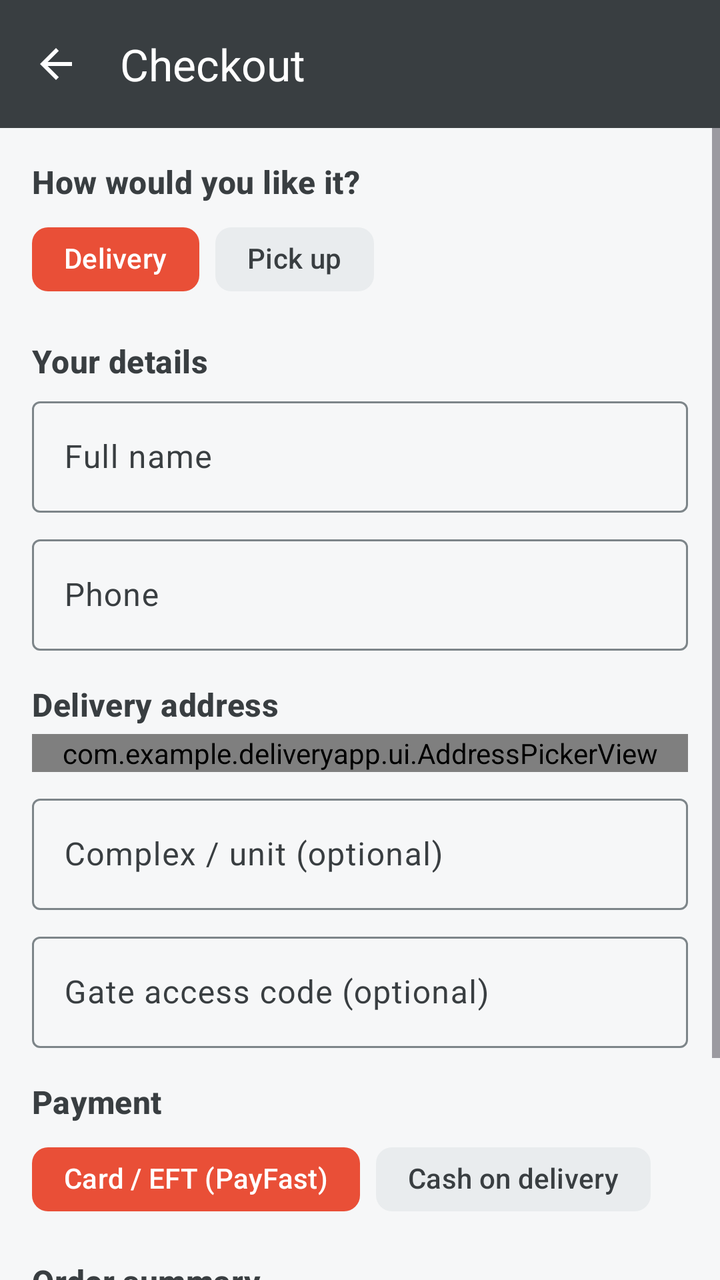
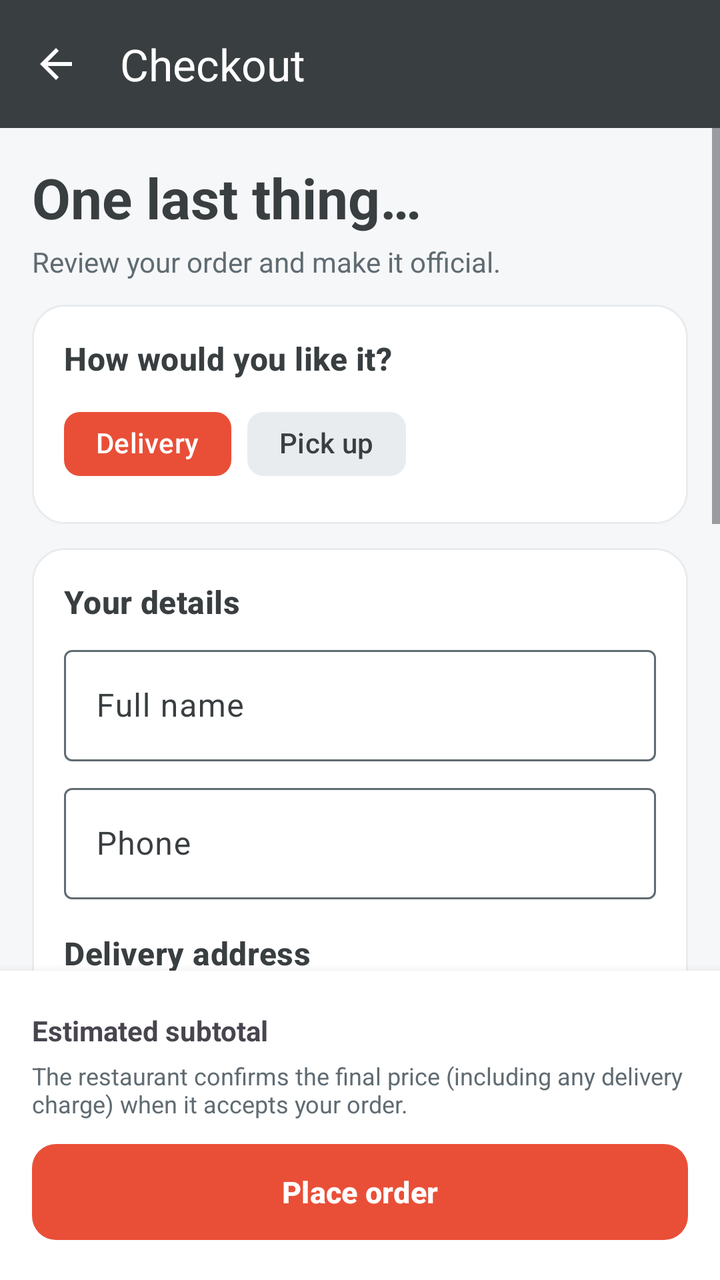

Before-and-after screenshots of an Android layout around one commit, followed by the original layout XML and the change that was made.
<!-- AndroidManifest.xml: application theme Theme.DeliveryApp -->
<!-- res/layout/activity_checkout.xml -->
<?xml version="1.0" encoding="utf-8"?>
<LinearLayout xmlns:android="http://schemas.android.com/apk/res/android" xmlns:app="http://schemas.android.com/apk/res-auto"
    android:layout_width="match_parent" android:layout_height="match_parent" android:orientation="vertical">
    <com.google.android.material.appbar.MaterialToolbar
        android:id="@+id/toolbar" style="@style/Widget.App.Toolbar"
        android:layout_width="match_parent" android:layout_height="?attr/actionBarSize"
        app:navigationIcon="@drawable/ic_arrow_back" app:title="Checkout" />
    <ScrollView android:layout_width="match_parent" android:layout_height="0dp" android:layout_weight="1">
        <LinearLayout android:layout_width="match_parent" android:layout_height="wrap_content"
            android:orientation="vertical" android:padding="16dp">
            <TextView android:layout_width="wrap_content" android:layout_height="wrap_content"
        android:layout_marginTop="0dp" android:layout_marginBottom="4dp" android:text="How would you like it?"
        android:textAppearance="@style/Text.Section" />
            <com.google.android.material.chip.ChipGroup android:id="@+id/chipsType" android:layout_width="wrap_content"
                android:layout_height="wrap_content" app:singleSelection="true" app:selectionRequired="true">
                <com.google.android.material.chip.Chip android:id="@+id/chipDelivery" style="@style/Widget.App.Chip"
                    android:layout_width="wrap_content" android:layout_height="wrap_content" android:checkable="true"
                    android:checked="true" android:text="Delivery" />
                <com.google.android.material.chip.Chip android:id="@+id/chipPickup" style="@style/Widget.App.Chip"
                    android:layout_width="wrap_content" android:layout_height="wrap_content" android:checkable="true"
                    android:text="Pick up" />
            </com.google.android.material.chip.ChipGroup>
            <TextView android:layout_width="wrap_content" android:layout_height="wrap_content"
        android:layout_marginTop="16dp" android:layout_marginBottom="4dp" android:text="Your details"
        android:textAppearance="@style/Text.Section" />
            <com.google.android.material.textfield.TextInputLayout
        style="@style/Widget.Material3.TextInputLayout.OutlinedBox"
        android:layout_width="match_parent" android:layout_height="wrap_content"
        android:layout_marginTop="0dp" android:hint="Full name" >
        <com.google.android.material.textfield.TextInputEditText
            android:id="@+id/etName" android:layout_width="match_parent" android:layout_height="wrap_content"
            android:inputType="textPersonName|textCapWords" android:maxLines="1"/>
    </com.google.android.material.textfield.TextInputLayout>
            <com.google.android.material.textfield.TextInputLayout
        style="@style/Widget.Material3.TextInputLayout.OutlinedBox"
        android:layout_width="match_parent" android:layout_height="wrap_content"
        android:layout_marginTop="8dp" android:hint="Phone" >
        <com.google.android.material.textfield.TextInputEditText
            android:id="@+id/etPhone" android:layout_width="match_parent" android:layout_height="wrap_content"
            android:inputType="phone" android:maxLines="1"/>
    </com.google.android.material.textfield.TextInputLayout>
            <LinearLayout android:id="@+id/deliveryGroup" android:layout_width="match_parent" android:layout_height="wrap_content"
                android:orientation="vertical">
                <TextView android:layout_width="wrap_content" android:layout_height="wrap_content"
        android:layout_marginTop="16dp" android:layout_marginBottom="4dp" android:text="Delivery address"
        android:textAppearance="@style/Text.Section" />
                <com.example.deliveryapp.ui.AddressPickerView android:id="@+id/checkoutAddress"
                    android:layout_width="match_parent" android:layout_height="wrap_content" />
                <com.google.android.material.textfield.TextInputLayout
        style="@style/Widget.Material3.TextInputLayout.OutlinedBox"
        android:layout_width="match_parent" android:layout_height="wrap_content"
        android:layout_marginTop="8dp" android:hint="Complex / unit (optional)" >
        <com.google.android.material.textfield.TextInputEditText
            android:id="@+id/etComplex" android:layout_width="match_parent" android:layout_height="wrap_content"
            android:inputType="text" android:maxLines="1"/>
    </com.google.android.material.textfield.TextInputLayout>
                <com.google.android.material.textfield.TextInputLayout
        style="@style/Widget.Material3.TextInputLayout.OutlinedBox"
        android:layout_width="match_parent" android:layout_height="wrap_content"
        android:layout_marginTop="8dp" android:hint="Gate access code (optional)" >
        <com.google.android.material.textfield.TextInputEditText
            android:id="@+id/etGate" android:layout_width="match_parent" android:layout_height="wrap_content"
            android:inputType="text" android:maxLines="1" android:maxLength="64"/>
    </com.google.android.material.textfield.TextInputLayout>
            </LinearLayout>
            <LinearLayout android:id="@+id/paymentGroup" android:layout_width="match_parent" android:layout_height="wrap_content"
                android:orientation="vertical">
                <TextView android:layout_width="wrap_content" android:layout_height="wrap_content"
        android:layout_marginTop="16dp" android:layout_marginBottom="4dp" android:text="Payment"
        android:textAppearance="@style/Text.Section" />
                <com.google.android.material.chip.ChipGroup android:id="@+id/chipsPayment" android:layout_width="wrap_content"
                    android:layout_height="wrap_content" app:singleSelection="true" app:selectionRequired="true">
                    <com.google.android.material.chip.Chip android:id="@+id/chipPayFast" style="@style/Widget.App.Chip"
                        android:layout_width="wrap_content" android:layout_height="wrap_content" android:checkable="true"
                        android:checked="true" android:text="Card / EFT (PayFast)" />
                    <com.google.android.material.chip.Chip android:id="@+id/chipCash" style="@style/Widget.App.Chip"
                        android:layout_width="wrap_content" android:layout_height="wrap_content" android:checkable="true"
                        android:text="Cash on delivery" />
                </com.google.android.material.chip.ChipGroup>
            </LinearLayout>
            <TextView android:layout_width="wrap_content" android:layout_height="wrap_content"
        android:layout_marginTop="16dp" android:layout_marginBottom="4dp" android:text="Order summary"
        android:textAppearance="@style/Text.Section" />
            <LinearLayout android:id="@+id/summary" android:layout_width="match_parent" android:layout_height="wrap_content"
                android:orientation="vertical" />
            <TextView android:id="@+id/tvPriceNote" android:layout_width="match_parent" android:layout_height="wrap_content" android:layout_marginTop="4dp"
                android:text="The restaurant confirms the final price (including any delivery charge) when it accepts your order."
                android:textColor="?attr/colorOutline" android:textSize="12sp" />
            <TextView android:id="@+id/tvMessage" android:layout_width="match_parent" android:layout_height="wrap_content"
        android:layout_marginTop="12dp" android:visibility="gone" />
            <com.google.android.material.button.MaterialButton 
        android:id="@+id/btnPlace" android:layout_width="match_parent" android:layout_height="56dp"
        android:layout_marginTop="16dp" android:text="Place order" android:textStyle="bold" />
        </LinearLayout>
    </ScrollView>
</LinearLayout>
<!-- resources referenced by this layout -->
<resources>
  <!-- drawable ic_arrow_back (drawable) -->
  <vector xmlns:android="http://schemas.android.com/apk/res/android"
      android:width="24dp" android:height="24dp" android:viewportWidth="24" android:viewportHeight="24"
      android:tint="?attr/colorControlNormal">
      <path android:fillColor="@android:color/white" android:pathData="M20,11H7.83l5.59,-5.59L12,4l-8,8 8,8 1.41,-1.41L7.83,13H20v-2z" />
  </vector>
  <style name="Text.Section" parent="TextAppearance.Material3.TitleMedium">
          <item name="android:textStyle">bold</item>
          <item name="android:textColor">?attr/colorOnSurface</item>
      </style>
  <style name="Widget.App.Chip" parent="Widget.Material3.Chip.Filter">
          <item name="chipBackgroundColor">@color/chip_bg</item>
          <item name="android:textColor">@color/chip_text</item>
          <item name="chipStrokeWidth">0dp</item>
          <item name="checkedIconVisible">false</item>
      </style>
  <style name="Widget.App.Toolbar" parent="Widget.Material3.Toolbar">
          <item name="android:background">@color/gunmetal</item>
          <item name="titleTextColor">@color/white</item>
          <item name="navigationIconTint">@color/white</item>
      </style>
  <style name="Theme.DeliveryApp" parent="Theme.Material3.Light.NoActionBar">
          <item name="colorPrimary">@color/terracotta</item>
          <item name="colorOnPrimary">@color/white</item>
          <item name="colorPrimaryContainer">@color/terracotta_soft</item>
          <item name="colorOnPrimaryContainer">@color/gunmetal</item>
          <item name="colorSecondary">@color/steel_blue</item>
          <item name="colorOnSecondary">@color/white</item>
          <item name="colorSecondaryContainer">@color/steel_blue_soft</item>
          <item name="colorOnSecondaryContainer">@color/gunmetal</item>
          <item name="colorTertiary">@color/gunmetal</item>
          <item name="colorSurface">@color/white</item>
          <item name="colorOnSurface">@color/gunmetal</item>
          <item name="colorSurfaceVariant">@color/paper_variant</item>
          <item name="colorOnSurfaceVariant">@color/gunmetal</item>
          <item name="colorOutline">@color/outline</item>
          <item name="colorError">@color/error_red</item>
          <item name="android:colorBackground">@color/paper</item>
          <item name="android:textColorPrimary">@color/gunmetal</item>
          <item name="android:statusBarColor">@color/gunmetal</item>
          <item name="android:windowLightStatusBar">false</item>
      </style>
  <color name="gunmetal">#393E41</color>
  <color name="white">#FFFFFF</color>
  <color name="terracotta">#E94F37</color>
  <color name="terracotta_soft">#FCE3DE</color>
  <color name="steel_blue">#3F88C5</color>
  <color name="steel_blue_soft">#DDEBF7</color>
  <color name="paper_variant">#E9ECEE</color>
  <color name="outline">#7D8589</color>
  <color name="error_red">#B3261E</color>
  <color name="paper">#F6F7F8</color>
</resources>

<!-- the commit's change to res/layout/activity_checkout.xml (unified diff, before → after) -->
@@ -1,96 +1,58 @@
-<?xml version="1.0" encoding="utf-8"?>
-<LinearLayout xmlns:android="http://schemas.android.com/apk/res/android" xmlns:app="http://schemas.android.com/apk/res-auto"
-    android:layout_width="match_parent" android:layout_height="match_parent" android:orientation="vertical">
-    <com.google.android.material.appbar.MaterialToolbar
-        android:id="@+id/toolbar" style="@style/Widget.App.Toolbar"
-        android:layout_width="match_parent" android:layout_height="?attr/actionBarSize"
-        app:navigationIcon="@drawable/ic_arrow_back" app:title="Checkout" />
+<?xml version='1.0' encoding='utf-8'?>
+<LinearLayout xmlns:android="http://schemas.android.com/apk/res/android" xmlns:app="http://schemas.android.com/apk/res-auto" android:layout_width="match_parent" android:layout_height="match_parent" android:orientation="vertical">
+    <com.google.android.material.appbar.MaterialToolbar android:id="@+id/toolbar" style="@style/Widget.App.Toolbar" android:layout_width="match_parent" android:layout_height="?attr/actionBarSize" app:navigationIcon="@drawable/ic_arrow_back" app:title="Checkout" />
     <ScrollView android:layout_width="match_parent" android:layout_height="0dp" android:layout_weight="1">
-        <LinearLayout android:layout_width="match_parent" android:layout_height="wrap_content"
-            android:orientation="vertical" android:padding="16dp">
-            <TextView android:layout_width="wrap_content" android:layout_height="wrap_content"
-        android:layout_marginTop="0dp" android:layout_marginBottom="4dp" android:text="How would you like it?"
-        android:textAppearance="@style/Text.Section" />
-            <com.google.android.material.chip.ChipGroup android:id="@+id/chipsType" android:layout_width="wrap_content"
-                android:layout_height="wrap_content" app:singleSelection="true" app:selectionRequired="true">
-                <com.google.android.material.chip.Chip android:id="@+id/chipDelivery" style="@style/Widget.App.Chip"
-                    android:layout_width="wrap_content" android:layout_height="wrap_content" android:checkable="true"
-                    android:checked="true" android:text="Delivery" />
-                <com.google.android.material.chip.Chip android:id="@+id/chipPickup" style="@style/Widget.App.Chip"
-                    android:layout_width="wrap_content" android:layout_height="wrap_content" android:checkable="true"
-                    android:text="Pick up" />
-            </com.google.android.material.chip.ChipGroup>
-            <TextView android:layout_width="wrap_content" android:layout_height="wrap_content"
-        android:layout_marginTop="16dp" android:layout_marginBottom="4dp" android:text="Your details"
-        android:textAppearance="@style/Text.Section" />
-            <com.google.android.material.textfield.TextInputLayout
-        style="@style/Widget.Material3.TextInputLayout.OutlinedBox"
-        android:layout_width="match_parent" android:layout_height="wrap_content"
-        android:layout_marginTop="0dp" android:hint="Full name" >
-        <com.google.android.material.textfield.TextInputEditText
-            android:id="@+id/etName" android:layout_width="match_parent" android:layout_height="wrap_content"
-            android:inputType="textPersonName|textCapWords" android:maxLines="1"/>
-    </com.google.android.material.textfield.TextInputLayout>
-            <com.google.android.material.textfield.TextInputLayout
-        style="@style/Widget.Material3.TextInputLayout.OutlinedBox"
-        android:layout_width="match_parent" android:layout_height="wrap_content"
-        android:layout_marginTop="8dp" android:hint="Phone" >
-        <com.google.android.material.textfield.TextInputEditText
-            android:id="@+id/etPhone" android:layout_width="match_parent" android:layout_height="wrap_content"
-            android:inputType="phone" android:maxLines="1"/>
-    </com.google.android.material.textfield.TextInputLayout>
-            <LinearLayout android:id="@+id/deliveryGroup" android:layout_width="match_parent" android:layout_height="wrap_content"
-                android:orientation="vertical">
-                <TextView android:layout_width="wrap_content" android:layout_height="wrap_content"
-        android:layout_marginTop="16dp" android:layout_marginBottom="4dp" android:text="Delivery address"
-        android:textAppearance="@style/Text.Section" />
-                <com.example.deliveryapp.ui.AddressPickerView android:id="@+id/checkoutAddress"
-                    android:layout_width="match_parent" android:layout_height="wrap_content" />
-                <com.google.android.material.textfield.TextInputLayout
-        style="@style/Widget.Material3.TextInputLayout.OutlinedBox"
-        android:layout_width="match_parent" android:layout_height="wrap_content"
-        android:layout_marginTop="8dp" android:hint="Complex / unit (optional)" >
-        <com.google.android.material.textfield.TextInputEditText
-            android:id="@+id/etComplex" android:layout_width="match_parent" android:layout_height="wrap_content"
-            android:inputType="text" android:maxLines="1"/>
-    </com.google.android.material.textfield.TextInputLayout>
-                <com.google.android.material.textfield.TextInputLayout
-        style="@style/Widget.Material3.TextInputLayout.OutlinedBox"
-        android:layout_width="match_parent" android:layout_height="wrap_content"
-        android:layout_marginTop="8dp" android:hint="Gate access code (optional)" >
-        <com.google.android.material.textfield.TextInputEditText
-            android:id="@+id/etGate" android:layout_width="match_parent" android:layout_height="wrap_content"
-            android:inputType="text" android:maxLines="1" android:maxLength="64"/>
-    </com.google.android.material.textfield.TextInputLayout>
-            </LinearLayout>
-            <LinearLayout android:id="@+id/paymentGroup" android:layout_width="match_parent" android:layout_height="wrap_content"
-                android:orientation="vertical">
-                <TextView android:layout_width="wrap_content" android:layout_height="wrap_content"
-        android:layout_marginTop="16dp" android:layout_marginBottom="4dp" android:text="Payment"
-        android:textAppearance="@style/Text.Section" />
-                <com.google.android.material.chip.ChipGroup android:id="@+id/chipsPayment" android:layout_width="wrap_content"
-                    android:layout_height="wrap_content" app:singleSelection="true" app:selectionRequired="true">
-                    <com.google.android.material.chip.Chip android:id="@+id/chipPayFast" style="@style/Widget.App.Chip"
-                        android:layout_width="wrap_content" android:layout_height="wrap_content" android:checkable="true"
-                        android:checked="true" android:text="Card / EFT (PayFast)" />
-                    <com.google.android.material.chip.Chip android:id="@+id/chipCash" style="@style/Widget.App.Chip"
-                        android:layout_width="wrap_content" android:layout_height="wrap_content" android:checkable="true"
-                        android:text="Cash on delivery" />
+        <LinearLayout android:layout_width="match_parent" android:layout_height="wrap_content" android:orientation="vertical" android:padding="16dp">
+            <TextView android:layout_width="match_parent" android:layout_height="wrap_content" android:text="One last thing…" android:textAppearance="@style/Text.Page" />
+            <TextView android:layout_width="match_parent" android:layout_height="wrap_content" android:text="Review your order and make it official." android:textColor="?attr/colorOutline" android:layout_marginTop="4dp" />
+            <LinearLayout android:layout_width="match_parent" android:layout_height="wrap_content" android:orientation="vertical" android:padding="16dp" android:background="@drawable/bg_surface" android:layout_marginTop="12dp">
+                <TextView android:layout_width="wrap_content" android:layout_height="wrap_content" android:layout_marginTop="0dp" android:layout_marginBottom="8dp" android:text="How would you like it?" android:textAppearance="@style/Text.Section" />
+                <com.google.android.material.chip.ChipGroup android:id="@+id/chipsType" android:layout_width="wrap_content" android:layout_height="wrap_content" app:singleSelection="true" app:selectionRequired="true">
+                    <com.google.android.material.chip.Chip android:id="@+id/chipDelivery" style="@style/Widget.App.Chip" android:layout_width="wrap_content" android:layout_height="wrap_content" android:checkable="true" android:checked="true" android:text="Delivery" />
+                    <com.google.android.material.chip.Chip android:id="@+id/chipPickup" style="@style/Widget.App.Chip" android:layout_width="wrap_content" android:layout_height="wrap_content" android:checkable="true" android:text="Pick up" />
                 </com.google.android.material.chip.ChipGroup>
             </LinearLayout>
-            <TextView android:layout_width="wrap_content" android:layout_height="wrap_content"
-        android:layout_marginTop="16dp" android:layout_marginBottom="4dp" android:text="Order summary"
-        android:textAppearance="@style/Text.Section" />
-            <LinearLayout android:id="@+id/summary" android:layout_width="match_parent" android:layout_height="wrap_content"
-                android:orientation="vertical" />
-            <TextView android:id="@+id/tvPriceNote" android:layout_width="match_parent" android:layout_height="wrap_content" android:layout_marginTop="4dp"
-                android:text="The restaurant confirms the final price (including any delivery charge) when it accepts your order."
-                android:textColor="?attr/colorOutline" android:textSize="12sp" />
-            <TextView android:id="@+id/tvMessage" android:layout_width="match_parent" android:layout_height="wrap_content"
-        android:layout_marginTop="12dp" android:visibility="gone" />
-            <com.google.android.material.button.MaterialButton 
-        android:id="@+id/btnPlace" android:layout_width="match_parent" android:layout_height="56dp"
-        android:layout_marginTop="16dp" android:text="Place order" android:textStyle="bold" />
+            <LinearLayout android:layout_width="match_parent" android:layout_height="wrap_content" android:orientation="vertical" android:padding="16dp" android:background="@drawable/bg_surface" android:layout_marginTop="12dp">
+                <TextView android:layout_width="wrap_content" android:layout_height="wrap_content" android:layout_marginTop="0dp" android:layout_marginBottom="8dp" android:text="Your details" android:textAppearance="@style/Text.Section" />
+                <com.google.android.material.textfield.TextInputLayout style="@style/Widget.Material3.TextInputLayout.OutlinedBox" android:layout_width="match_parent" android:layout_height="wrap_content" android:layout_marginTop="0dp" android:hint="Full name">
+                    <com.google.android.material.textfield.TextInputEditText android:id="@+id/etName" android:layout_width="match_parent" android:layout_height="wrap_content" android:inputType="textPersonName|textCapWords" android:maxLines="1" />
+                </com.google.android.material.textfield.TextInputLayout>
+                <com.google.android.material.textfield.TextInputLayout style="@style/Widget.Material3.TextInputLayout.OutlinedBox" android:layout_width="match_parent" android:layout_height="wrap_content" android:layout_marginTop="8dp" android:hint="Phone">
+                    <com.google.android.material.textfield.TextInputEditText android:id="@+id/etPhone" android:layout_width="match_parent" android:layout_height="wrap_content" android:inputType="phone" android:maxLines="1" />
+                </com.google.android.material.textfield.TextInputLayout>
+                <LinearLayout android:id="@+id/deliveryGroup" android:layout_width="match_parent" android:layout_height="wrap_content" android:orientation="vertical">
+                    <TextView android:layout_width="wrap_content" android:layout_height="wrap_content" android:layout_marginTop="16dp" android:layout_marginBottom="4dp" android:text="Delivery address" android:textAppearance="@style/Text.Section" />
+                    <com.example.deliveryapp.ui.AddressPickerView android:id="@+id/checkoutAddress" android:layout_width="match_parent" android:layout_height="wrap_content" />
+                    <com.google.android.material.textfield.TextInputLayout style="@style/Widget.Material3.TextInputLayout.OutlinedBox" android:layout_width="match_parent" android:layout_height="wrap_content" android:layout_marginTop="8dp" android:hint="Complex / unit (optional)">
+                        <com.google.android.material.textfield.TextInputEditText android:id="@+id/etComplex" android:layout_width="match_parent" android:layout_height="wrap_content" android:inputType="text" android:maxLines="1" />
+                    </com.google.android.material.textfield.TextInputLayout>
+                    <com.google.android.material.textfield.TextInputLayout style="@style/Widget.Material3.TextInputLayout.OutlinedBox" android:layout_width="match_parent" android:layout_height="wrap_content" android:layout_marginTop="8dp" android:hint="Gate access code (optional)">
+                        <com.google.android.material.textfield.TextInputEditText android:id="@+id/etGate" android:layout_width="match_parent" android:layout_height="wrap_content" android:inputType="text" android:maxLines="1" android:maxLength="64" />
+                    </com.google.android.material.textfield.TextInputLayout>
+                </LinearLayout>
+            </LinearLayout>
+            <LinearLayout android:layout_width="match_parent" android:layout_height="wrap_content" android:orientation="vertical" android:padding="16dp" android:background="@drawable/bg_surface" android:layout_marginTop="12dp">
+                <LinearLayout android:id="@+id/paymentGroup" android:layout_width="match_parent" android:layout_height="wrap_content" android:orientation="vertical">
+                    <TextView android:layout_width="wrap_content" android:layout_height="wrap_content" android:layout_marginTop="16dp" android:layout_marginBottom="4dp" android:text="Payment" android:textAppearance="@style/Text.Section" />
+                    <com.google.android.material.chip.ChipGroup android:id="@+id/chipsPayment" android:layout_width="wrap_content" android:layout_height="wrap_content" app:singleSelection="true" app:selectionRequired="true">
+                        <com.google.android.material.chip.Chip android:id="@+id/chipPayFast" style="@style/Widget.App.Chip" android:layout_width="wrap_content" android:layout_height="wrap_content" android:checkable="true" android:checked="true" android:text="Card / EFT (PayFast)" />
+                        <com.google.android.material.chip.Chip android:id="@+id/chipCash" style="@style/Widget.App.Chip" android:layout_width="wrap_content" android:layout_height="wrap_content" android:checkable="true" android:text="Cash on delivery" />
+                    </com.google.android.material.chip.ChipGroup>
+                </LinearLayout>
+            </LinearLayout>
+            <LinearLayout android:layout_width="match_parent" android:layout_height="wrap_content" android:orientation="vertical" android:padding="16dp" android:background="@drawable/bg_surface" android:layout_marginTop="12dp">
+                <TextView android:layout_width="wrap_content" android:layout_height="wrap_content" android:layout_marginTop="0dp" android:layout_marginBottom="8dp" android:text="Order summary" android:textAppearance="@style/Text.Section" />
+                <LinearLayout android:id="@+id/summary" android:layout_width="match_parent" android:layout_height="wrap_content" android:orientation="vertical" />
+            </LinearLayout>
+            <TextView android:id="@+id/tvMessage" android:layout_width="match_parent" android:layout_height="wrap_content" android:layout_marginTop="12dp" android:visibility="gone" />
         </LinearLayout>
     </ScrollView>
+    <LinearLayout android:layout_width="match_parent" android:layout_height="wrap_content" android:orientation="vertical" android:padding="16dp" android:background="?attr/colorSurface" android:elevation="8dp">
+        <LinearLayout android:layout_width="match_parent" android:layout_height="wrap_content" android:orientation="horizontal">
+            <TextView android:layout_width="0dp" android:layout_height="wrap_content" android:layout_weight="1" android:text="Estimated subtotal" android:textStyle="bold" />
+            <TextView android:id="@+id/tvCheckoutSubtotal" android:layout_width="wrap_content" android:layout_height="wrap_content" android:textStyle="bold" android:textSize="18sp" />
+        </LinearLayout>
+        <TextView android:id="@+id/tvPriceNote" android:layout_width="match_parent" android:layout_height="wrap_content" android:layout_marginTop="4dp" android:text="The restaurant confirms the final price (including any delivery charge) when it accepts your order." android:textColor="?attr/colorOutline" android:textSize="12sp" />
+        <com.google.android.material.button.MaterialButton android:id="@+id/btnPlace" android:layout_width="match_parent" android:layout_height="wrap_content" android:layout_marginTop="8dp" android:text="Place order" android:textStyle="bold" android:minHeight="56dp" />
+    </LinearLayout>
 </LinearLayout>
<!-- resource entries referenced after the edit -->
@@ -1,11 +1,16 @@
 <!-- resources referenced by this layout -->
 <resources>
+  <!-- drawable bg_surface (drawable) -->
+  <shape xmlns:android="http://schemas.android.com/apk/res/android"><solid android:color="?attr/colorSurface"/><corners android:radius="16dp"/><stroke android:width="1dp" android:color="@color/paper_variant"/></shape>
   <!-- drawable ic_arrow_back (drawable) -->
   <vector xmlns:android="http://schemas.android.com/apk/res/android"
       android:width="24dp" android:height="24dp" android:viewportWidth="24" android:viewportHeight="24"
       android:tint="?attr/colorControlNormal">
       <path android:fillColor="@android:color/white" android:pathData="M20,11H7.83l5.59,-5.59L12,4l-8,8 8,8 1.41,-1.41L7.83,13H20v-2z" />
   </vector>
+  <style name="Text.Page" parent="TextAppearance.Material3.HeadlineMedium">
+          <item name="android:textColor">?attr/colorOnSurface</item><item name="android:textStyle">bold</item>
+      </style>
   <style name="Text.Section" parent="TextAppearance.Material3.TitleMedium">
           <item name="android:textStyle">bold</item>
           <item name="android:textColor">?attr/colorOnSurface</item>
@@ -22,6 +27,7 @@
           <item name="navigationIconTint">@color/white</item>
       </style>
   <style name="Theme.DeliveryApp" parent="Theme.Material3.Light.NoActionBar">
+          <item name="materialButtonStyle">@style/Widget.App.PrimaryButton</item>
           <item name="colorPrimary">@color/terracotta</item>
           <item name="colorOnPrimary">@color/white</item>
           <item name="colorPrimaryContainer">@color/terracotta_soft</item>
@@ -44,12 +50,16 @@
       </style>
   <color name="gunmetal">#393E41</color>
   <color name="white">#FFFFFF</color>
+  <style name="Widget.App.PrimaryButton" parent="Widget.Material3.Button">
+          <item name="cornerRadius">12dp</item><item name="android:textSize">15sp</item>
+          <item name="android:minHeight">56dp</item><item name="android:textStyle">bold</item>
+      </style>
   <color name="terracotta">#E94F37</color>
-  <color name="terracotta_soft">#FCE3DE</color>
+  <color name="terracotta_soft">#FFF1ED</color>
   <color name="steel_blue">#3F88C5</color>
   <color name="steel_blue_soft">#DDEBF7</color>
   <color name="paper_variant">#E9ECEE</color>
-  <color name="outline">#7D8589</color>
+  <color name="outline">#606B72</color>
   <color name="error_red">#B3261E</color>
   <color name="paper">#F6F7F8</color>
 </resources>
